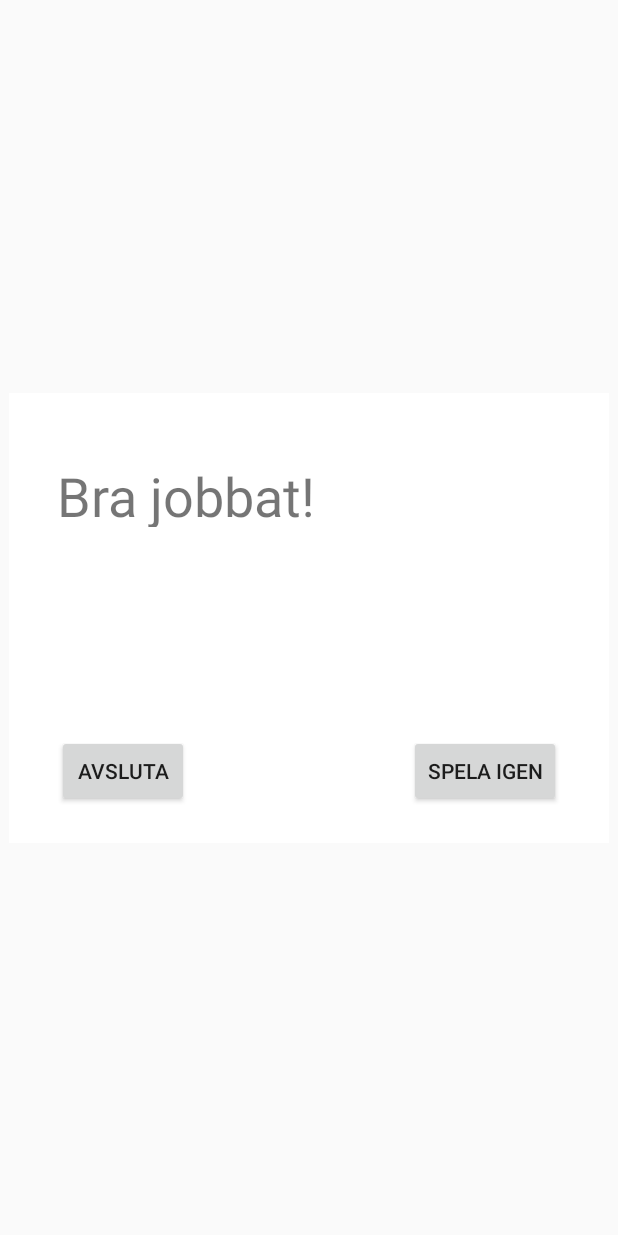
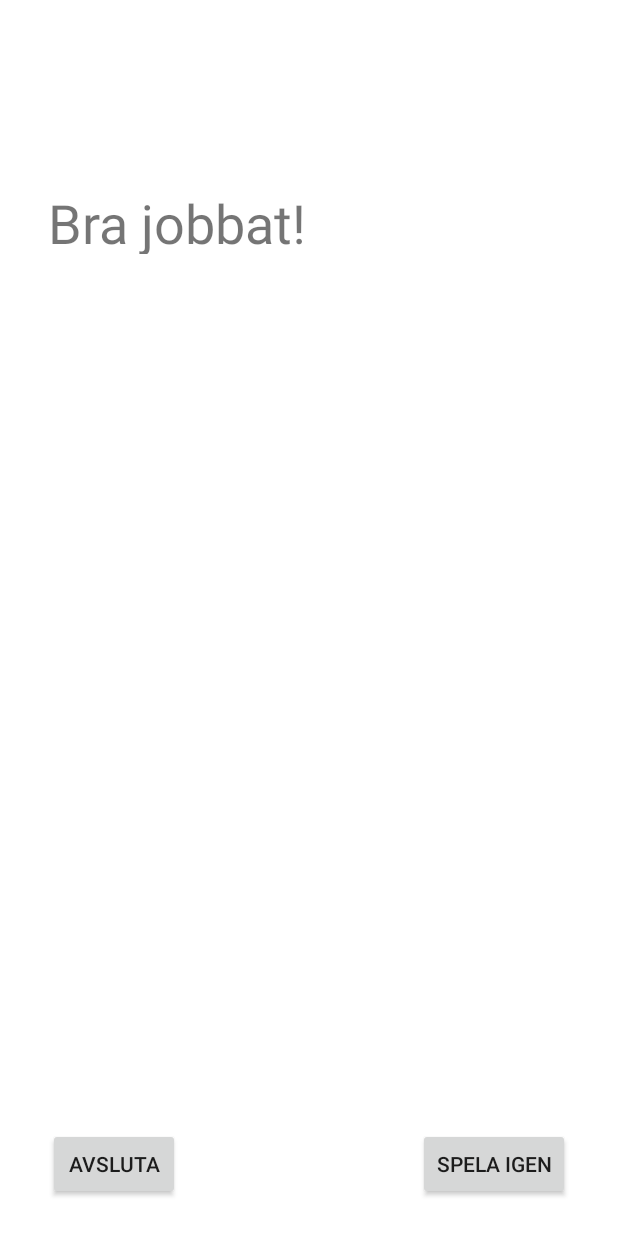
Before and after one commit to designzero/MemoryTest, an Android app: the layout end_score_dialog.xml on its own in the app's theme, with its tools: preview values and no code run, on a phone screen of 412 x 824 dp. Run offline under Robolectric (Android 15) with nearby library versions, the phone set to English and light mode, and no system bars.

Commit message:
Fixed end dialog size

```diff
--- a/app/src/main/res/layout/end_score_dialog.xml
+++ b/app/src/main/res/layout/end_score_dialog.xml
@@ -9,8 +9,10 @@
 
     <android.support.constraint.ConstraintLayout
         android:id="@+id/linearLayout"
-        android:layout_width="400dp"
-        android:layout_height="300dp"
+        android:layout_width="fill_parent"
+        android:layout_height="fill_parent"
+        android:minWidth="400dp"
+        android:minHeight="300dp"
         android:background="@android:color/background_light">
 
         <TextView
```
Also changed, not shown: app/src/main/java/com/example/bjojoh17/memorytest/Game4x4activity.java (+2 -10 lines), app/src/main/java/com/example/bjojoh17/memorytest/MenuActivity.java (+0 -9 lines).
